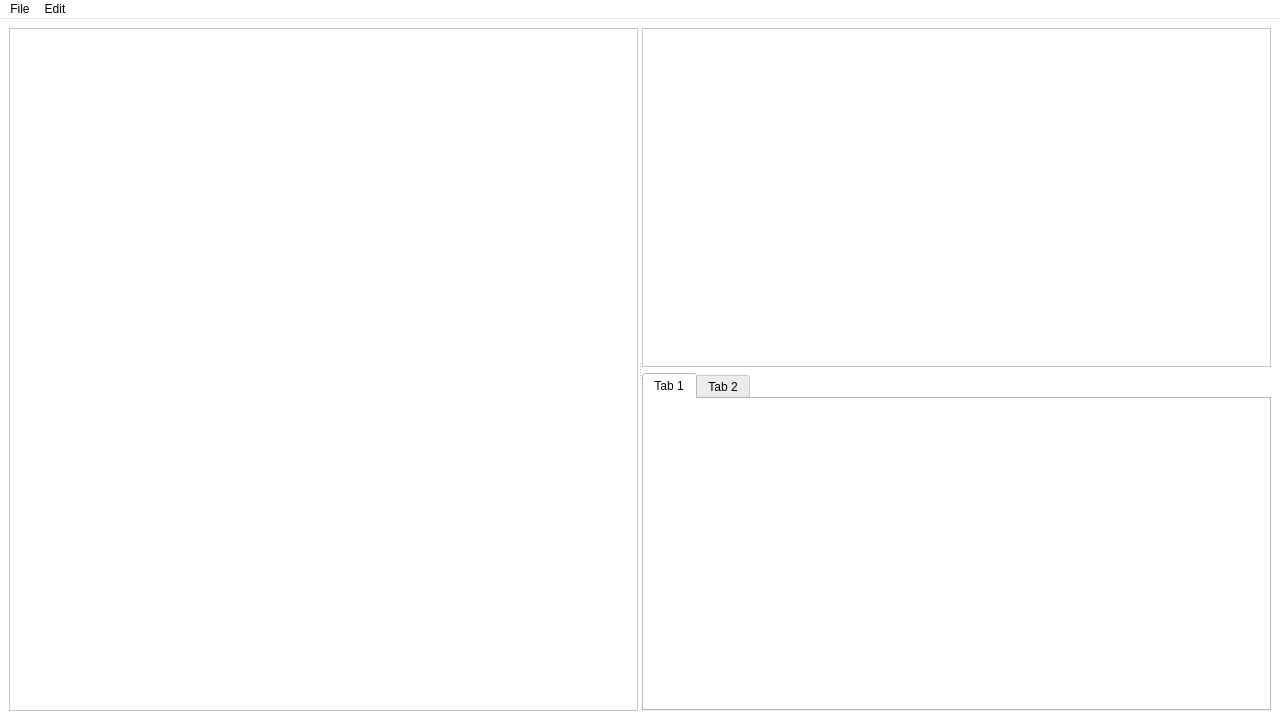
Before: the Qt Designer form src/ui/mainwindow.ui in itsByte/SpeakerDesigner, drawn with Qt 5.
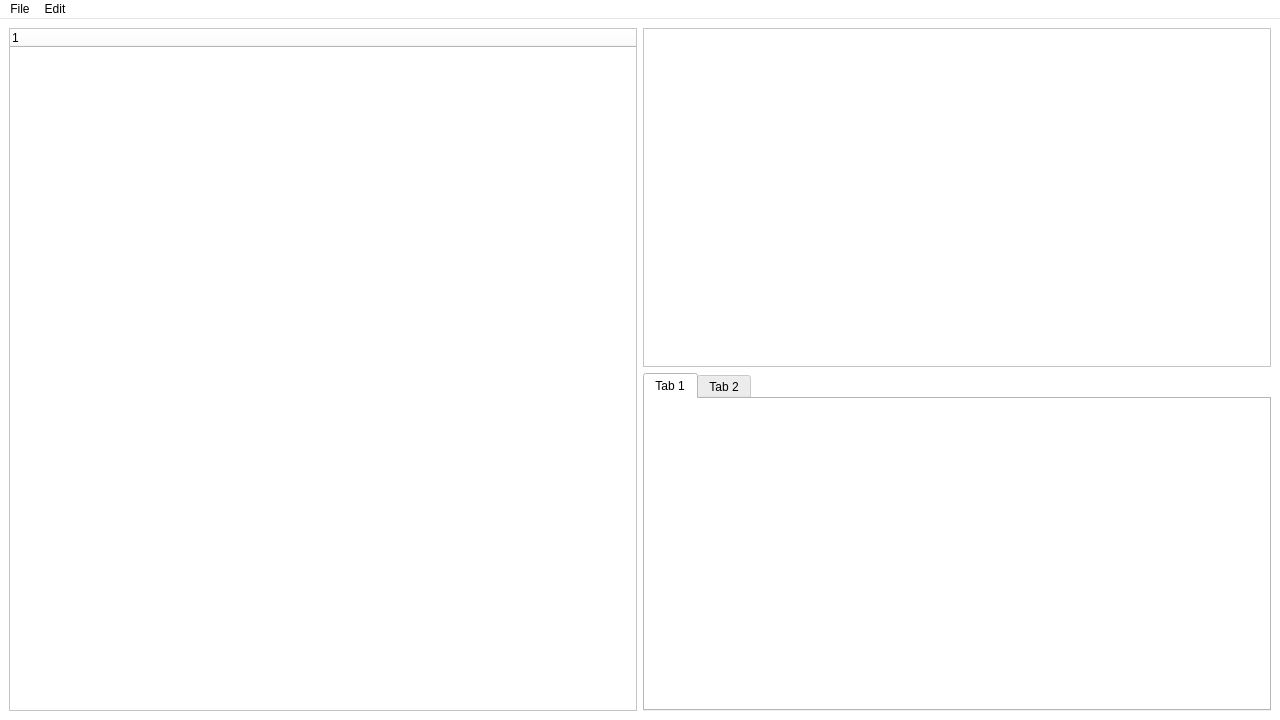
After: the same form once the commit is applied. Custom widgets are drawn as their Qt base class.

Commit message: Add tree widget context menu

```diff
--- a/src/ui/mainwindow.ui
+++ b/src/ui/mainwindow.ui
@@ -472,12 +472,20 @@
     <bool>false</bool>
    </property>
    <layout class="QHBoxLayout" name="horizontalLayout">
+    <item>
+     <widget class="TreeWidget" name="treeWidget">
+      <column>
+       <property name="text">
+        <string notr="true">1</string>
+       </property>
+      </column>
+     </widget>
+    </item>
     <item>
      <widget class="QSplitter" name="splitter">
       <property name="orientation">
        <enum>Qt::Horizontal</enum>
       </property>
-      <widget class="QTreeView" name="treeView"/>
       <widget class="QWidget" name="verticalLayoutWidget">
        <layout class="QVBoxLayout" name="verticalLayout" stretch="0,0">
         <item>
@@ -548,6 +556,11 @@
    <header>bodeplot.h</header>
    <container>1</container>
   </customwidget>
+  <customwidget>
+   <class>TreeWidget</class>
+   <extends>QTreeWidget</extends>
+   <header>treewidget.h</header>
+  </customwidget>
  </customwidgets>
  <resources/>
  <connections/>
```
The commit also changes 4 other files.
